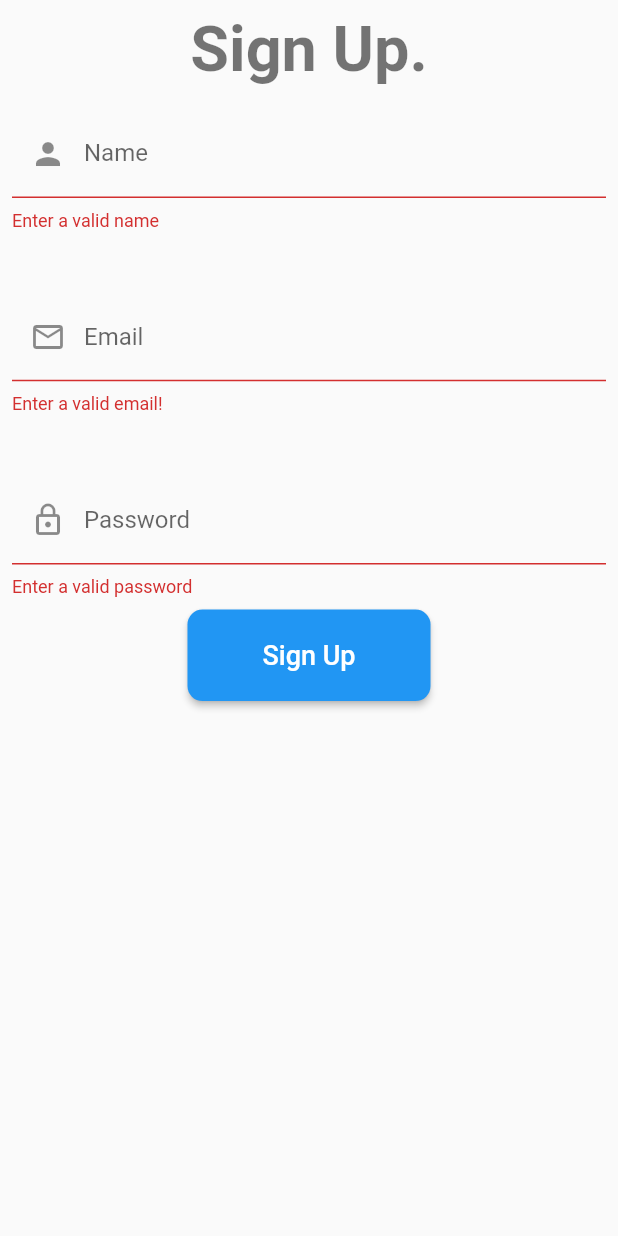
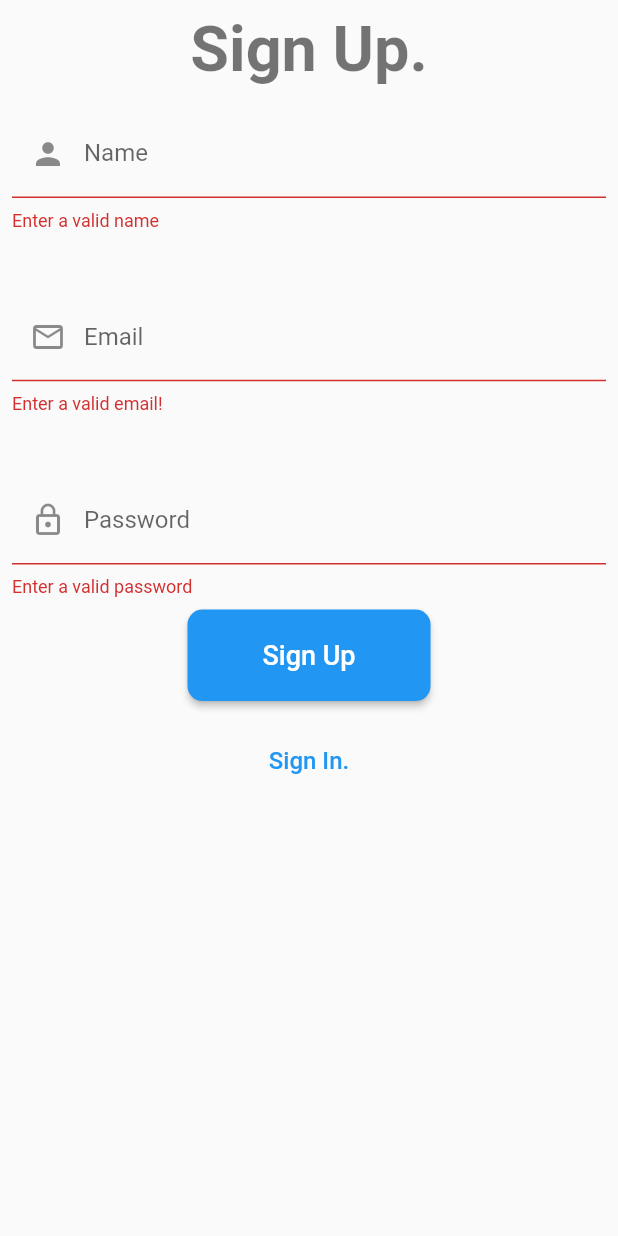
Before and after one commit to nittinsharma37/firebase-authentication, a Flutter app: the SignUp screen opened directly, after a tap on "Sign Up", on a phone screen of 412 x 824 dp. Run offline on Flutter 3.47's test engine with Material 2 defaults, Android fonts, the phone set to English and light mode, and no system bars; our stand-ins replace firebase_auth, firebase_core; missing offline and left inert: rewardscard; accounts and stored records are empty.

Commit message:
Update signup.dart
using provider

```diff
--- a/lib/ui/signup.dart
+++ b/lib/ui/signup.dart
@@ -1,11 +1,12 @@
 import 'package:flutter/material.dart';
-import 'package:rewardscard/model/signinresult.dart';
+import '../model/signinresult.dart';
 import '../service/auth_service.dart';
-import 'homepage.dart';
+import 'shared.dart';
+
 
 class SignUp extends StatelessWidget {
   SignUp({super.key});
-
+  static const routeName = 'signup';
   final AuthService _authService = AuthService();
   final _formKey = GlobalKey<FormState>();
 
@@ -21,6 +22,7 @@ class SignUp extends StatelessWidget {
     final snackbar = ScaffoldMessenger.of(context);
     final nav = Navigator.of(context);
 
+    print('debug_auth: signUp rebuilt');
     return Scaffold(
       body: SingleChildScrollView(
         child: Column(
@@ -95,17 +97,9 @@ class SignUp extends StatelessWidget {
                                     email: emailController.text,
                                     name: nameController.text,
                                     password: passwordController.text);
-                            if (result.error != null || result.user == null) {
-                              snackbar.showSnackBar(SnackBar(
-                                  content:
-                                      Text(result.error ?? "Unknown error")));
-                            } else {
-                              nav.pushReplacement(
-                                MaterialPageRoute(
-                                    builder: (_) =>
-                                        const HomePage()), // Replace with your next screen
-                              );
-                            }
+                            snackbarHandler(
+                                result, snackbar, 'Signed up succesfully!');
+                            nav.pop();
                           }
                         },
                         style: ElevatedButton.styleFrom(
@@ -125,6 +119,17 @@ class SignUp extends StatelessWidget {
                         ),
                       ),
                     ),
+                    Padding(
+                      padding: const EdgeInsets.all(8.0),
+                      child: TextButton(
+                          onPressed: () {
+                            Navigator.pop(context);
+                          },
+                          child: const Text(
+                            "Sign In.",
+                            style: TextStyle(fontSize: 16),
+                          )),
+                    ),
                   ],
                 ),
               ),
```
